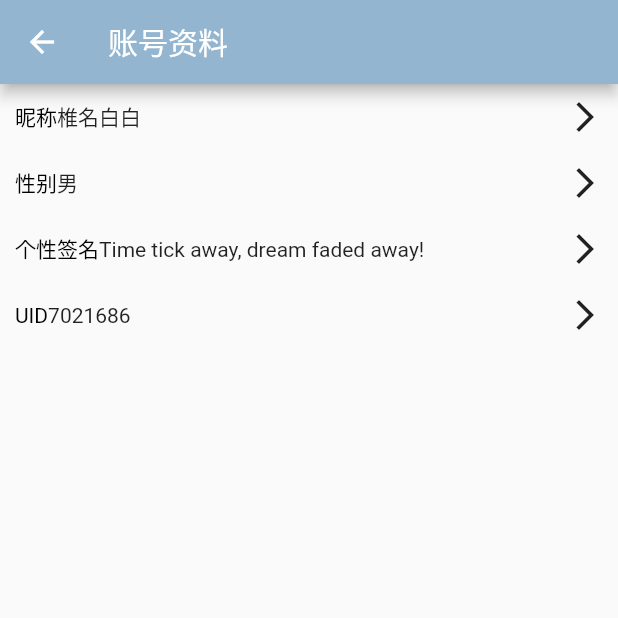
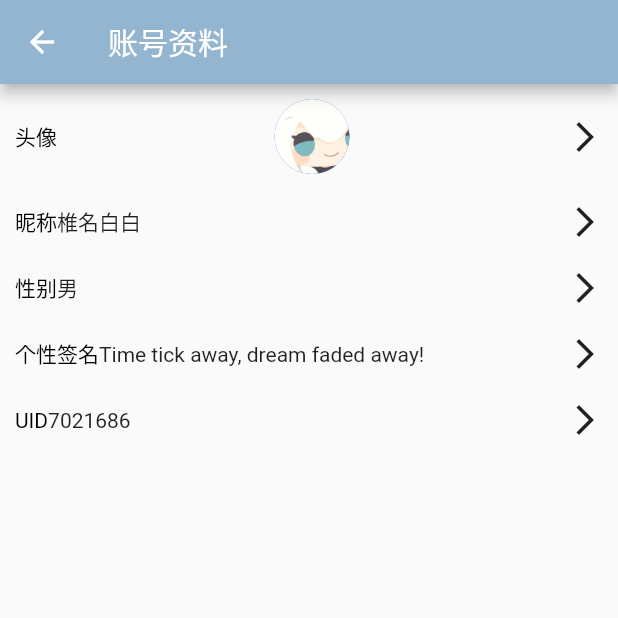
Before and after one commit to shiramashiro/qingyou_mobile, a Flutter app: the UserCenterSlice screen opened directly, on a phone screen of 412 x 824 dp, the top half of it. Run offline on Flutter 3.47's test engine with Material 2 defaults, Android fonts, the phone set to English and light mode, and no system bars; our stand-ins replace dio, flutter_easyloading; missing offline and left inert: proste_indexed_stack.

Commit message:
多功能列表组件V1.2，可以随意创建一层或者多层的Widget组件

```diff
--- a/lib/slices/user_page/user_center_slice.dart
+++ b/lib/slices/user_page/user_center_slice.dart
@@ -1,5 +1,6 @@
 import 'package:flutter/material.dart';
 import 'package:qingyuo_mobile/components/actionable_list.dart';
+import 'package:qingyuo_mobile/components/avatar.dart';
 
 class UserCenterSlice extends StatefulWidget {
   const UserCenterSlice({Key? key}) : super(key: key);
@@ -13,7 +14,8 @@ class _UserCenterSliceState extends State<UserCenterSlice> {
     'uname': '椎名白白',
     'sex': '男',
     'signature': 'Time tick away, dream faded away!',
-    'uid': '7021686'
+    'uid': '7021686',
+    'avatar': 'assets/images/95893409_p0.jpg'
   };
 
   @override
@@ -26,6 +28,12 @@ class _UserCenterSliceState extends State<UserCenterSlice> {
       body: ActionableList(
         data: data,
         template: [
+          ActionableListTemplate(
+            label: '头像',
+            field: 'avatar',
+            onTap: () {},
+            created: (e) => Avatar(url: e, size: 50),
+          ),
           ActionableListTemplate(
             label: '昵称',
             field: 'uname',
```
